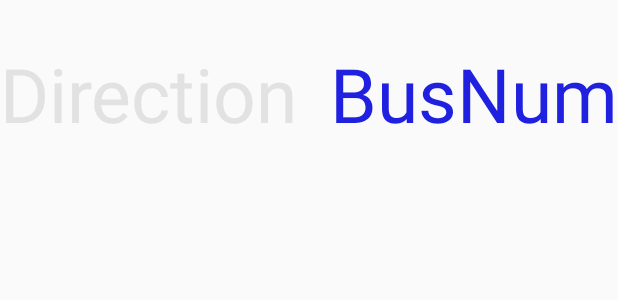
After one commit to devtopman/contributes, an Android app: the layout bus_list_elem.xml on its own in the app's theme, with its tools: preview values and no code run, on a phone screen of 412 x 824 dp. The commit adds this screen. Shown: the top 300 px of the screen. Run offline under Robolectric (Android 15) with nearby library versions, the phone set to English and light mode, and no system bars.

Commit message:
Added rudimentary list like feature for search activity

```diff
--- a/app/src/main/res/layout/action_bar.xml
+++ b/app/src/main/res/layout/action_bar.xml
@@ -10,7 +10,7 @@
         android:id="@+id/toolbar"
         android:background="@color/basic_blue"
         android:layout_width="match_parent"
-        android:layout_height="65dp"
+        android:layout_height="wrap_content"
         android:elevation="5dp"
         android:theme="@style/ThemeOverlay.AppCompat.ActionBar"
         app:layout_constraintEnd_toEndOf="parent"
--- /dev/null
+++ b/app/src/main/res/layout/bus_list_elem.xml
@@ -0,0 +1,29 @@
+<?xml version="1.0" encoding="utf-8"?>
+<androidx.constraintlayout.widget.ConstraintLayout xmlns:android="http://schemas.android.com/apk/res/android"
+    xmlns:app="http://schemas.android.com/apk/res-auto"
+    xmlns:tools="http://schemas.android.com/tools"
+    android:layout_width="match_parent"
+    android:layout_height="match_parent">
+
+    <TextView
+        android:id="@+id/busDir"
+        android:layout_width="wrap_content"
+        android:layout_height="125dp"
+        android:text="Direction"
+        android:textColor="@color/light"
+        android:textSize="50sp"
+        android:gravity="start|center_vertical"
+        app:layout_constraintStart_toStartOf="parent"
+        app:layout_constraintTop_toTopOf="parent" />
+    <TextView
+        android:id="@+id/busNum"
+        android:layout_width="wrap_content"
+        android:layout_height="125dp"
+        android:textColor="@color/basic_blue"
+        android:text="BusNum"
+        android:textSize="50sp"
+        android:gravity="center_vertical|end"
+        app:layout_constraintEnd_toEndOf="parent"
+        app:layout_constraintTop_toTopOf="parent"
+        />
+</androidx.constraintlayout.widget.ConstraintLayout>
```
Also changed, not shown: app/src/main/java/dev/mainhq/schedules/BusListElemsAdapter.java (added, +58 -0 lines), app/src/main/java/dev/mainhq/schedules/Search.java (+41 -13 lines), app/src/main/res/layout/search.xml (+21 -3 lines).
